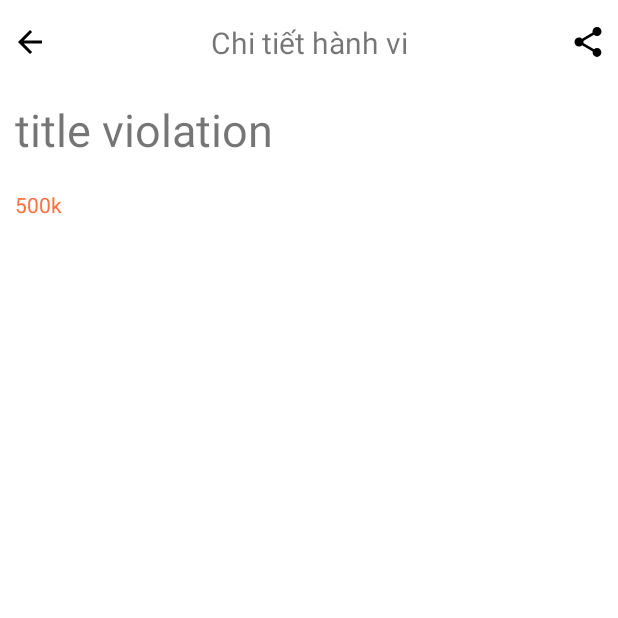
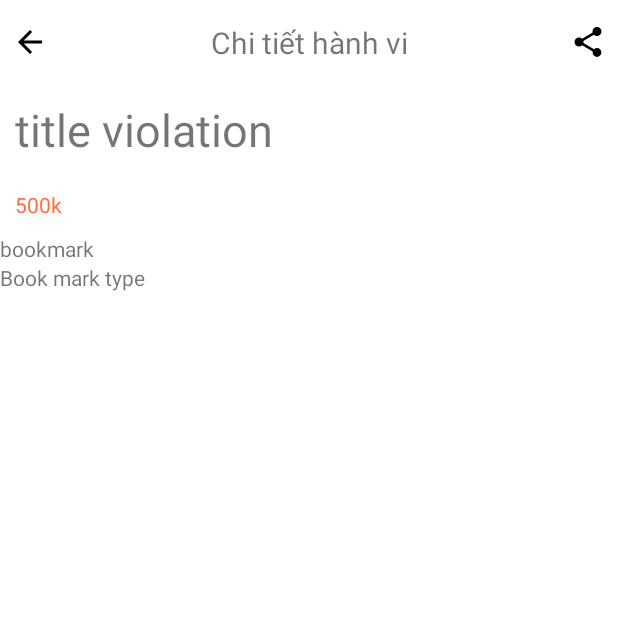
Before and after one commit to ngotuankiet/ChongCongAnTom, an Android app: the IndexFragment screen opened through its navigation route, on a phone screen of 412 x 824 dp, the top half of it. Run offline under Robolectric (Android 15) with nearby library versions, the phone set to English and light mode, and no system bars; our stand-ins replace Timber, data binding.

Commit message:
add 2 Repostory

```diff
--- a/TrafficLaws/app/src/main/java/com/kietngo/example/laws/traffic/repository/room/model/bookmark/BookmarkDao.kt
+++ b/TrafficLaws/app/src/main/java/com/kietngo/example/laws/traffic/repository/room/model/bookmark/BookmarkDao.kt
@@ -12,6 +12,6 @@ interface BookmarkDao {
     fun getAllBookMark(): List<Bookmark>
 
     /*get Bookmark with ID*/
-    @Query("SELECT * FROM TABLE_BOOKMARK WHERE ID = :BookmarkId")
+    @Query("SELECT * FROM TABLE_BOOKMARK WHERE Violation_ID = :BookmarkId")
     fun getBookmarkWithId(BookmarkId : Int) : LiveData<Bookmark>
 }
--- a/TrafficLaws/app/src/main/java/com/kietngo/example/laws/traffic/repository/room/model/bookmarktype/BookmarkTypeDao.kt
+++ b/TrafficLaws/app/src/main/java/com/kietngo/example/laws/traffic/repository/room/model/bookmarktype/BookmarkTypeDao.kt
@@ -12,6 +12,6 @@ interface BookmarkTypeDao {
     fun getAllBookmarkType(): List<BookMarkType>
 
     /*get bookmark type with type id*/
-//    @Query("SELECT * FROM TABLE_BOOKMARK_TYPE WHERE Type_ID = :typeId")
-//    fun getBookmarkTypeWithTypeId(typeId: Int) : LiveData<BookMarkType>
+    @Query("SELECT * FROM TABLE_BOOKMARK_TYPE WHERE Type_ID = :typeId")
+    fun getBookmarkTypeWithTypeId(typeId: Int) : LiveData<BookMarkType>
 }
--- a/TrafficLaws/app/src/main/res/layout/fragment_index.xml
+++ b/TrafficLaws/app/src/main/res/layout/fragment_index.xml
@@ -84,6 +84,19 @@
             app:layout_constraintTop_toBottomOf="@id/tv_content_violation"
             android:padding="@dimen/size_10"
             android:visibility="gone" />
+        <TextView
+            android:id="@+id/tv_bookmark"
+            android:text="bookmark"
+            app:layout_constraintTop_toBottomOf="@id/tv_other_penalties"
+            android:layout_width="match_parent"
+            android:layout_height="wrap_content"/>
+
+        <TextView
+            android:id="@+id/tv_bookMark_type"
+            app:layout_constraintTop_toBottomOf="@id/tv_bookmark"
+            android:text="Book mark type"
+            android:layout_width="match_parent"
+            android:layout_height="wrap_content"    />
 
     </androidx.constraintlayout.widget.ConstraintLayout>
 </layout>
```
Also changed, not shown: TrafficLaws/app/src/main/java/com/kietngo/example/laws/traffic/repository/repository/BookMarkRepository.kt (added, +11 -0 lines), TrafficLaws/app/src/main/java/com/kietngo/example/laws/traffic/repository/repository/BookmarkTypeRepository.kt (added, +11 -0 lines), TrafficLaws/app/src/main/java/com/kietngo/example/laws/traffic/ui/index/IndexFragment.kt (+13 -0 lines), TrafficLaws/app/src/main/java/com/kietngo/example/laws/traffic/ui/index/IndexViewModel.kt (+42 -3 lines), TrafficLaws/app/src/main/java/com/kietngo/example/laws/traffic/ui/model/BookMarkTypeUI.kt (added, +8 -0 lines), TrafficLaws/app/src/main/java/com/kietngo/example/laws/traffic/ui/model/BookmarkUI.kt (added, +8 -0 lines).
